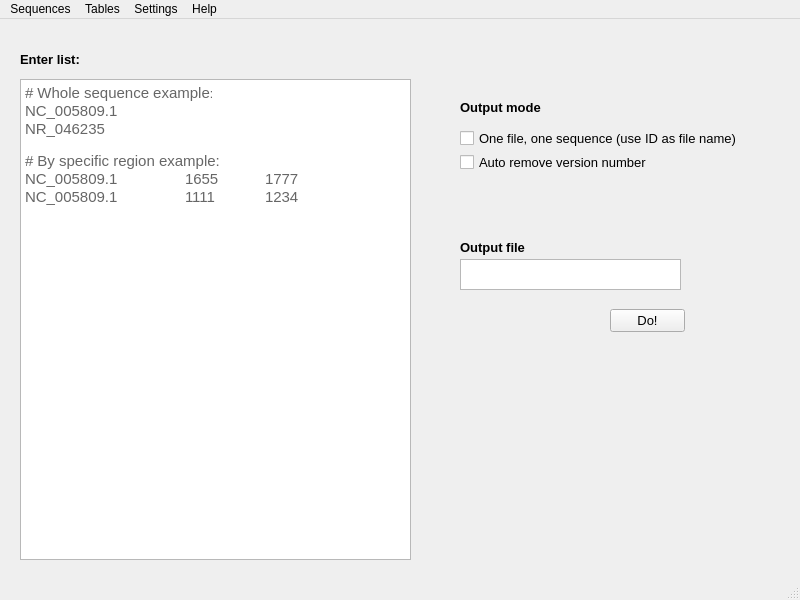
bioinformatist/Gao-s-SB, file src/gaosb/gui/Gao's SB.ui: the form before one commit.
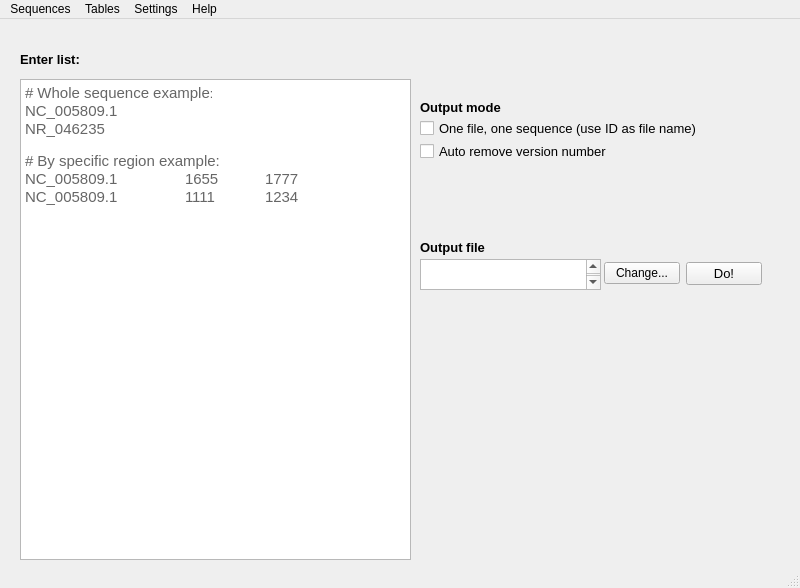
The form after the commit. The open tabs and pages were chosen to show the change.

Commit message: finishing add file dialogs, with more flexibility

```diff
--- a/src/gaosb/gui/Gao's SB.ui
+++ b/src/gaosb/gui/Gao's SB.ui
@@ -7,7 +7,7 @@
     <x>0</x>
     <y>0</y>
     <width>800</width>
-    <height>600</height>
+       <height>588</height>
    </rect>
   </property>
   <property name="windowTitle">
@@ -219,7 +219,7 @@
      <widget class="QLabel" name="label_3">
       <property name="geometry">
        <rect>
-        <x>450</x>
+           <x>410</x>
         <y>210</y>
         <width>191</width>
         <height>16</height>
@@ -236,49 +236,13 @@
        <string>Output file</string>
       </property>
      </widget>
-     <widget class="QTextEdit" name="textEdit_downloadSeqDestination">
+        <widget class="QWidget" name="layoutWidget">
       <property name="geometry">
        <rect>
-        <x>450</x>
-        <y>230</y>
-        <width>221</width>
-        <height>31</height>
-       </rect>
-      </property>
-     </widget>
-     <widget class="QPushButton" name="pushButton_doDownloadSeq">
-      <property name="geometry">
-       <rect>
-        <x>600</x>
-        <y>280</y>
-        <width>75</width>
-        <height>23</height>
-       </rect>
-      </property>
-      <property name="font">
-       <font>
-        <pointsize>10</pointsize>
-        <weight>50</weight>
-        <bold>false</bold>
-       </font>
-      </property>
-      <property name="cursor">
-       <cursorShape>PointingHandCursor</cursorShape>
-      </property>
-      <property name="text">
-       <string>Do!</string>
-      </property>
-      <property name="checkable">
-       <bool>true</bool>
-      </property>
-     </widget>
-     <widget class="QWidget" name="">
-      <property name="geometry">
-       <rect>
-        <x>450</x>
-        <y>100</y>
+           <x>410</x>
+           <y>90</y>
         <width>333</width>
-        <height>42</height>
+           <height>41</height>
        </rect>
       </property>
       <layout class="QVBoxLayout" name="verticalLayout">
@@ -311,7 +275,7 @@
      <widget class="QLabel" name="label_7">
       <property name="geometry">
        <rect>
-        <x>450</x>
+           <x>410</x>
         <y>70</y>
         <width>191</width>
         <height>16</height>
@@ -328,19 +292,72 @@
        <string>Output mode</string>
       </property>
      </widget>
-     <zorder>textEdit_accessionList</zorder>
-     <zorder>label_accessionList</zorder>
-     <zorder>label_3</zorder>
-     <zorder>textEdit_downloadSeqDestination</zorder>
-     <zorder>pushButton_doDownloadSeq</zorder>
-     <zorder>radioButton_wholeSeq</zorder>
-     <zorder>radioButton_specRegion</zorder>
-     <zorder>radioButton_wholeSeq</zorder>
-     <zorder>radioButton_specRegion</zorder>
-     <zorder>checkBox_removeVersion</zorder>
-     <zorder>checkBox_oneFile</zorder>
-     <zorder></zorder>
-     <zorder>label_7</zorder>
+        <widget class="QTextBrowser" name="textBrowser_downloadSeqDestination">
+            <property name="geometry">
+                <rect>
+                    <x>410</x>
+                    <y>230</y>
+                    <width>181</width>
+                    <height>31</height>
+                </rect>
+            </property>
+            <property name="html">
+                <string>&lt;!DOCTYPE HTML PUBLIC &quot;-//W3C//DTD HTML 4.0//EN&quot; &quot;http://www.w3.org/TR/REC-html40/strict.dtd&quot;&gt;
+                    &lt;html&gt;&lt;head&gt;&lt;meta name=&quot;qrichtext&quot; content=&quot;1&quot; /&gt;&lt;style
+                    type=&quot;text/css&quot;&gt;
+                    p, li { white-space: pre-wrap; }
+                    &lt;/style&gt;&lt;/head&gt;&lt;body style=&quot; font-family:'SimSun'; font-size:9pt;
+                    font-weight:400; font-style:normal;&quot;&gt;
+                    &lt;p style=&quot; margin-top:0px; margin-bottom:0px; margin-left:0px; margin-right:0px;
+                    -qt-block-indent:0; text-indent:0px;&quot;&gt;Downloaded sequences.txt&lt;/p&gt;&lt;/body&gt;&lt;/html&gt;
+                </string>
+            </property>
+        </widget>
+        <widget class="QWidget" name="">
+            <property name="geometry">
+                <rect>
+                    <x>594</x>
+                    <y>232</y>
+                    <width>158</width>
+                    <height>25</height>
+                </rect>
+            </property>
+            <layout class="QHBoxLayout" name="horizontalLayout">
+                <item>
+                    <widget class="QPushButton" name="pushButton_changeFileDownloadSeq">
+                        <property name="cursor">
+                            <cursorShape>PointingHandCursor</cursorShape>
+                        </property>
+                        <property name="text">
+                            <string>Change...</string>
+                        </property>
+                        <property name="checkable">
+                            <bool>true</bool>
+                        </property>
+                    </widget>
+                </item>
+                <item>
+                    <widget class="QPushButton" name="pushButton_doDownloadSeq">
+                        <property name="font">
+                            <font>
+                                <pointsize>10</pointsize>
+                                <weight>50</weight>
+                                <bold>false</bold>
+                            </font>
+                        </property>
+                        <property name="cursor">
+                            <cursorShape>PointingHandCursor</cursorShape>
+                        </property>
+                        <property name="text">
+                            <string>Do!</string>
+                        </property>
+                        <property name="checkable">
+                            <bool>true</bool>
+                        </property>
+                    </widget>
+                </item>
+            </layout>
+        </widget>
     </widget>
     <widget class="QWidget" name="page_filtering">
      <widget class="QTabWidget" name="tabWidget">
```
Left out of the diff: 128 changed lines with no effect on the pictures. The commit also changes 6 other files.
